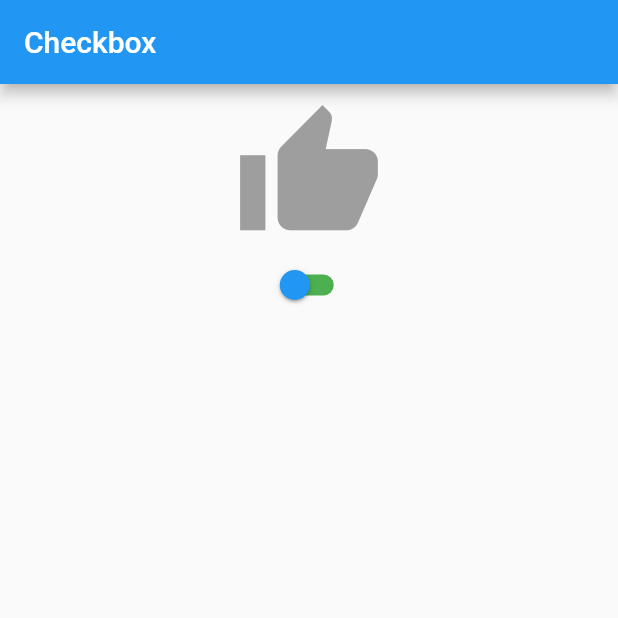
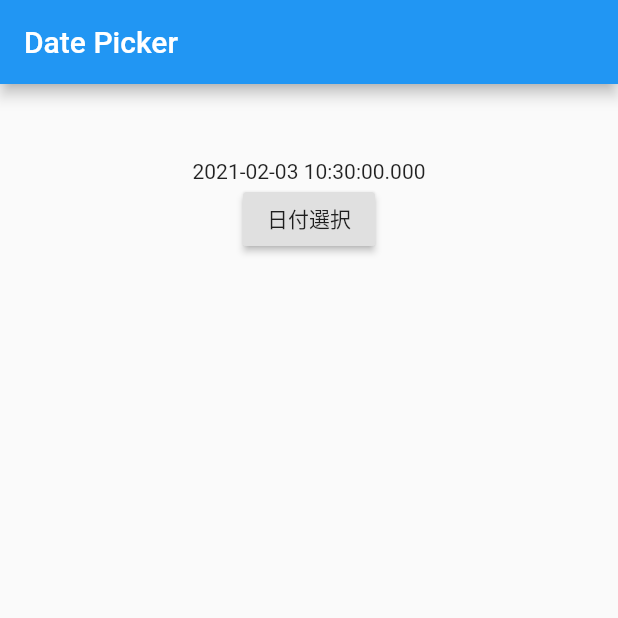
Before and after one commit to kazuma-fujita/flutter_doc_jp_layout_tutorial, a Flutter app: the screen it shows after launch, on a phone screen of 412 x 824 dp, the top half of it. Run offline on Flutter 3.47's test engine with Material 2 defaults, Android fonts, the phone set to English and light mode, and no system bars.

Commit message:
date picker added.

```diff
--- /dev/null
+++ b/lib/date_picker.dart
@@ -0,0 +1,55 @@
+import 'package:flutter/material.dart';
+
+class DatePickerWidget extends StatelessWidget {
+  @override
+  Widget build(BuildContext context) {
+    return MaterialApp(
+      home: Scaffold(
+        appBar: AppBar(
+          title: const Text('Date Picker'),
+        ),
+        body: ChangeForm(),
+      ),
+    );
+  }
+}
+
+class ChangeForm extends StatefulWidget {
+  @override
+  _ChangeFormState createState() => _ChangeFormState();
+}
+
+class _ChangeFormState extends State<ChangeForm> {
+  DateTime _date = new DateTime.now();
+
+  Future<Null> _selectDate(BuildContext context) async {
+    final picked = await showDatePicker(
+      context: context,
+      initialDate: _date,
+      firstDate: new DateTime(2016),
+      lastDate: new DateTime.now().add(const Duration(days: 360)),
+    );
+
+    if (picked != null) {
+      setState(() {
+        _date = picked;
+      });
+    }
+  }
+
+  @override
+  Widget build(BuildContext context) {
+    return Container(
+      padding: const EdgeInsets.all(50),
+      child: Column(
+        children: [
+          Center(child: Text('$_date')),
+          new RaisedButton(
+            onPressed: () => _selectDate(context),
+            child: const Text('日付選択'),
+          ),
+        ],
+      ),
+    );
+  }
+}
--- a/lib/main.dart
+++ b/lib/main.dart
@@ -1,11 +1,11 @@
 import 'package:flutter/material.dart';
 import 'package:flutter/rendering.dart';
 
-import 'switch_button.dart';
+import 'date_picker.dart';
 
 void main() {
   debugPaintSizeEnabled = false;
-  runApp(SwitchWidget());
+  runApp(DatePickerWidget());
 }
 
 class MyApp extends StatelessWidget {
```
